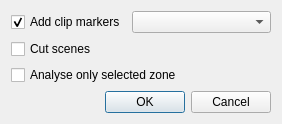
The window that src/widgets/scenecutdialog_ui.ui (KDE/kdenlive) describes before a commit, drawn with Qt 5.
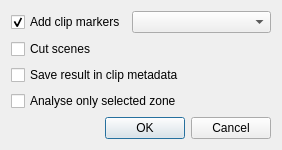
The same window after the commit.

Commit message: Allow to explicitely store cut scenes as metadata

Patch:
```diff
--- a/src/widgets/scenecutdialog_ui.ui
+++ b/src/widgets/scenecutdialog_ui.ui
@@ -27,31 +27,14 @@
      </property>
     </widget>
    </item>
-   <item row="2" column="0" colspan="3">
+   <item row="3" column="0" colspan="3">
     <widget class="QCheckBox" name="zone_only">
      <property name="text">
       <string>Analyse only selected zone</string>
      </property>
     </widget>
    </item>
-   <item row="4" column="0" colspan="3">
-    <widget class="QDialogButtonBox" name="buttonBox">
-     <property name="orientation">
-      <enum>Qt::Horizontal</enum>
-     </property>
-     <property name="standardButtons">
-      <set>QDialogButtonBox::Cancel|QDialogButtonBox::Ok</set>
-     </property>
-    </widget>
-   </item>
-   <item row="1" column="0" colspan="3">
-    <widget class="QCheckBox" name="cut_scenes">
-     <property name="text">
-      <string>Cut scenes</string>
-     </property>
-    </widget>
-   </item>
-   <item row="3" column="0">
+   <item row="4" column="0">
     <spacer name="verticalSpacer">
      <property name="orientation">
       <enum>Qt::Vertical</enum>
@@ -64,6 +47,30 @@
      </property>
     </spacer>
    </item>
+   <item row="5" column="0" colspan="3">
+    <widget class="QDialogButtonBox" name="buttonBox">
+     <property name="orientation">
+      <enum>Qt::Horizontal</enum>
+     </property>
+     <property name="standardButtons">
+      <set>QDialogButtonBox::Cancel|QDialogButtonBox::Ok</set>
+     </property>
+    </widget>
+   </item>
+   <item row="1" column="0" colspan="3">
+    <widget class="QCheckBox" name="cut_scenes">
+     <property name="text">
+      <string>Cut scenes</string>
+     </property>
+    </widget>
+   </item>
+   <item row="2" column="0" colspan="3">
+    <widget class="QCheckBox" name="store_data">
+     <property name="text">
+      <string>Save result in clip metadata</string>
+     </property>
+    </widget>
+   </item>
   </layout>
  </widget>
  <resources/>
```
The commit also changes 1 other file.
